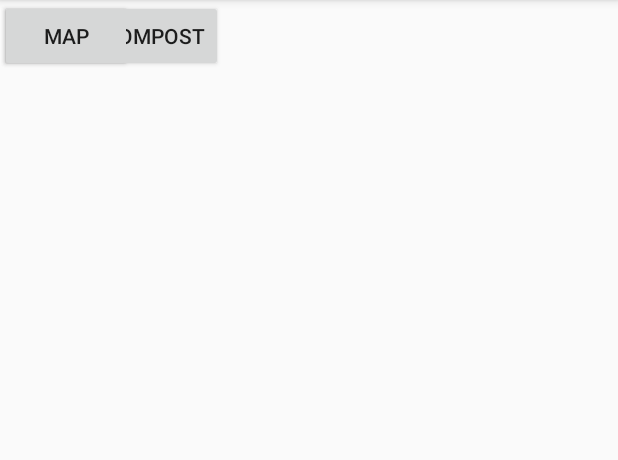
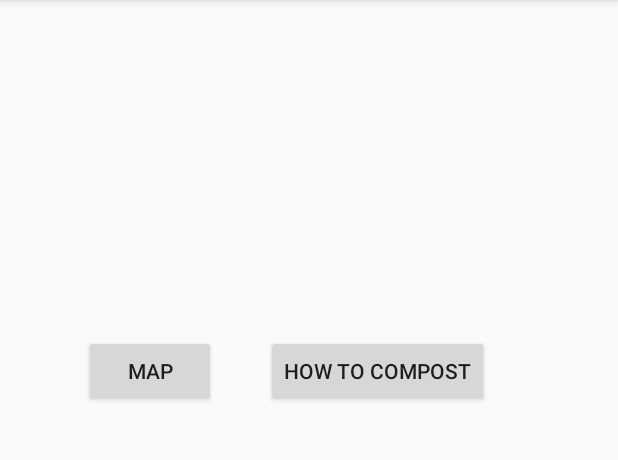
Before and after one commit to elenaspasova/https-github.com-BallardHSCS-compostingApp, an Android app: the screen it shows after launch (MainActivity), on a phone screen of 412 x 824 dp, the part 84-544 px from its top. Run offline under Robolectric (Android 15) with nearby library versions, the phone set to English and light mode, and no system bars.

Commit message:
Buttons are not overlapping (finished)

```diff
--- a/app/src/main/res/layout/activity_main.xml
+++ b/app/src/main/res/layout/activity_main.xml
@@ -5,23 +5,40 @@
     android:layout_width="match_parent"
     android:layout_height="match_parent"
     tools:context="com.example.bal_esspasova.compostingapp.MainActivity">
+<RelativeLayout
+    android:layout_width="368dp"
+    android:layout_height="495dp"
+    tools:layout_editor_absoluteY="8dp"
+    tools:layout_editor_absoluteX="8dp">
 
     <Button
         android:id="@+id/button"
         android:layout_width="wrap_content"
         android:layout_height="wrap_content"
+        android:onClick="sendMessagetoGuide"
         android:text="How to Compost"
-        tools:layout_editor_absoluteX="53dp"
-        tools:layout_editor_absoluteY="192dp"
-        android:onClick="sendMessage"/>
+        tools:layout_editor_absoluteX="54dp"
+        tools:layout_editor_absoluteY="162dp"
+        android:layout_marginRight="42dp"
+        android:layout_marginEnd="42dp"
+        android:layout_alignBaseline="@+id/button2"
+        android:layout_alignBottom="@+id/button2"
+        android:layout_alignParentRight="true"
+        android:layout_alignParentEnd="true" />
 
     <Button
         android:id="@+id/button2"
         android:layout_width="wrap_content"
         android:layout_height="wrap_content"
+        android:onClick="sendMessagetoMap"
         android:text="Map"
-        tools:layout_editor_absoluteX="213dp"
-        tools:layout_editor_absoluteY="192dp"
-        android:onClick="sendMessage"/>
+        tools:layout_editor_absoluteX="224dp"
+        tools:layout_editor_absoluteY="162dp"
+        android:layout_marginRight="33dp"
+        android:layout_marginEnd="33dp"
+        android:layout_centerVertical="true"
+        android:layout_toLeftOf="@+id/button"
+        android:layout_toStartOf="@+id/button" />
 
+</RelativeLayout>
 </android.support.constraint.ConstraintLayout>
```
